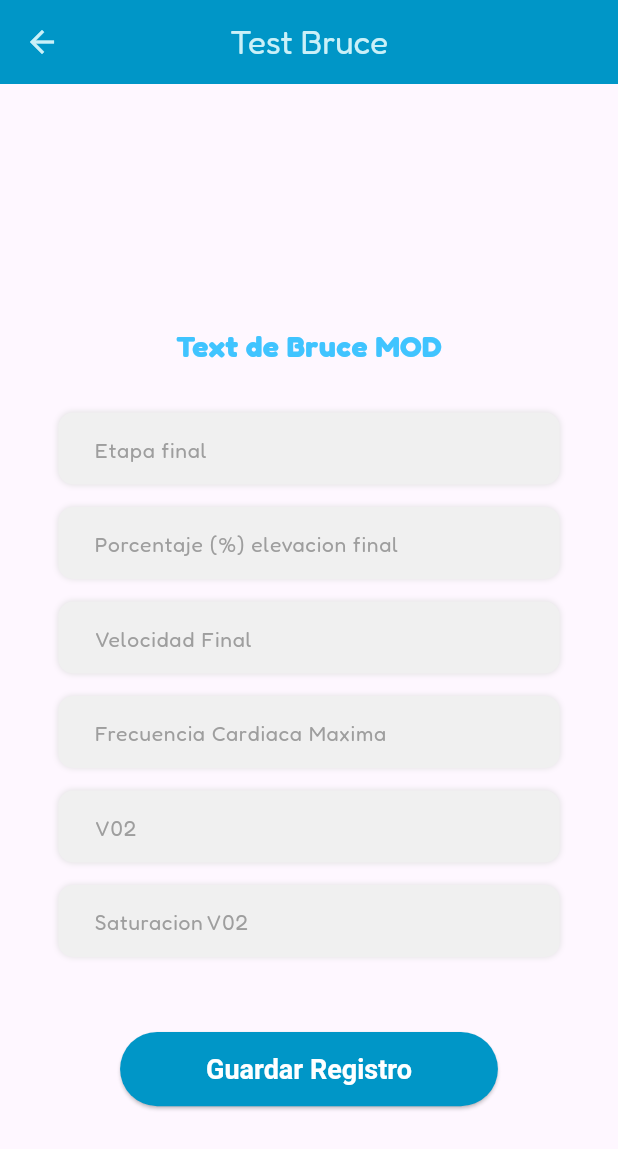
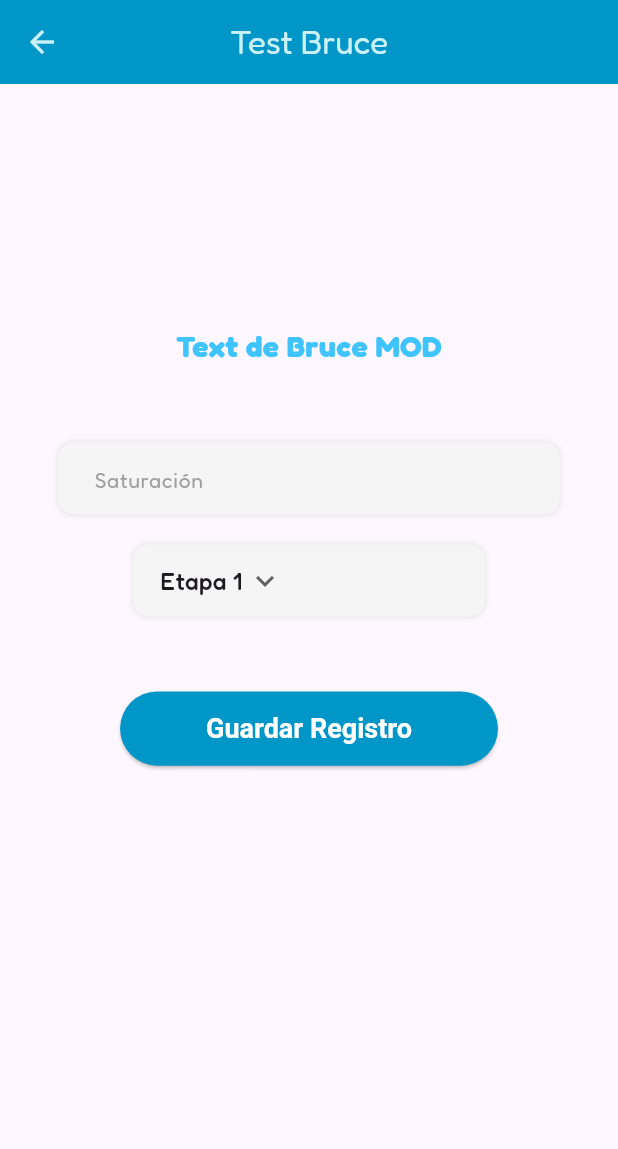
Before and after one commit to Br4y4n-Pro/VitalMoveCBI, a Flutter app: the TestBruceMod screen opened by its route, on a phone screen of 412 x 824 dp. Shown: the top 1149 px of the screen. Run offline on Flutter 3.47's test engine with Material 3 defaults, Android fonts, the phone set to English and light mode, and no system bars; our stand-ins replace date_field, dio, fl_chart, flutter_svg, google_fonts, image_picker.

Commit message:
providers test bruce

```diff
--- a/lib/main.dart
+++ b/lib/main.dart
@@ -6,6 +6,8 @@ import 'package:vitalmovecbi/pages/Evaluador/testBruceMod.dart';
 import 'package:vitalmovecbi/pages/Evaluador/testCaminata.dart';
 import 'package:vitalmovecbi/provider/registro/ProviderRegistro.dart';
 import 'package:vitalmovecbi/provider/registro/RegistroFromProvider.dart';
+import 'package:vitalmovecbi/provider/testbruce/BruceFromProvider.dart';
+import 'package:vitalmovecbi/provider/testbruce/ProviderBruce.dart';
 
 import 'Api/AllApi.dart';
 import 'provider/login/LoginFromProvider.dart';
@@ -33,6 +35,8 @@ class AppState extends StatelessWidget {
         ChangeNotifierProvider(lazy: false, create: (_) => RegistroProvider()),
         ChangeNotifierProvider(
             lazy: false, create: (_) => RegistroFromProvider()),
+        ChangeNotifierProvider(lazy: false, create: (_) => BruceProvider()),
+        ChangeNotifierProvider(lazy: false, create: (_) => BruceFromProvider()),
       ],
       child: const MyApp(),
     );
@@ -58,7 +62,7 @@ class MyApp extends StatelessWidget {
         '/registerUser': (context) => const RegistroUsuario(),
         '/homeUsuario': (context) => const HomeUser(),
         '/contact': (context) => const PerfilVistaContact(),
-        '/perfil': (context) => const PerfilVista(),
+        '/perfil': (context) => PerfilVista(),
         '/evaluadorHome': (context) => const HomeEvaluador(),
         '/estadisticas': (context) => const Estadisticas(),
         '/pageBruce': (context) => const PageBruces(),
--- a/lib/pages/Evaluador/testBruceMod.dart
+++ b/lib/pages/Evaluador/testBruceMod.dart
@@ -1,11 +1,12 @@
-// ignore_for_file: file_names
-
 import 'package:flutter/material.dart';
+import 'package:provider/provider.dart';
 import 'package:vitalmovecbi/index.dart';
-import 'package:vitalmovecbi/pages/Evaluador/testCaminata.dart';
+import 'package:vitalmovecbi/provider/testbruce/BruceFromProvider.dart';
+import 'package:vitalmovecbi/provider/testbruce/ProviderBruce.dart';
+import 'package:vitalmovecbi/widgets/loginTextField.dart';
 
 class TestBruceMod extends StatefulWidget {
-  const TestBruceMod({super.key});
+  const TestBruceMod({Key? key}) : super(key: key);
 
   @override
   State<TestBruceMod> createState() => _TestBruceMod();
@@ -13,17 +14,29 @@ class TestBruceMod extends StatefulWidget {
 
 class _TestBruceMod extends State<TestBruceMod> {
   final _formKey = GlobalKey<FormState>();
+  DateTime? selectedDate;
+  String dropdownValue = 'Etapa';
+  String? rhType;
 
-  get personas => null;
+  String dropdownValuesrh = 'Etapa 1';
 
-  // List<Persona> personas = [
-  //   Persona("Edison Cuaran", "C.C 1556458585"),
-  // ];
+  var itemsrh = [
+    'Etapa 1',
+    'Etapa 2',
+    'Etapa 3',
+    'Etapa 4',
+    'Etapa 5',
+    'Etapa 6',
+    'Etapa 7',
+    'Etapa 8',
+    'Etapa 9',
+  ];
 
   @override
   Widget build(BuildContext context) {
-    final size =
-        MediaQuery.of(context).size; // Definir 'size' aquí si es necesario
+    final fromProvider = Provider.of<BruceFromProvider>(context, listen: false);
+    final provider = Provider.of<BruceProvider>(context, listen: false);
+    final size = MediaQuery.of(context).size;
     return Scaffold(
       appBar: AppBar(
         backgroundColor: Colores.primaryColor,
@@ -57,39 +70,48 @@ class _TestBruceMod extends State<TestBruceMod> {
                       ),
                     ),
                   ),
-                  const SizedBox(height: 30),
-                  inputLogin(
-                    'Etapa final',
-                    // size.width,
-                  ),
-                  const SizedBox(height: 15),
-                  inputLogin(
-                    'Porcentaje (%) elevacion final',
-                    // size.width,
-                  ),
-                  const SizedBox(height: 15),
-                  inputLogin(
-                    'Velocidad Final',
-                    // size.width,
-                  ),
-                  const SizedBox(height: 15),
-                  inputLogin(
-                    'Frecuencia Cardiaca Maxima',
-                    // size.width,
-                  ),
-                  const SizedBox(height: 15),
-                  inputLogin(
-                    'V02',
-                    // size.width,
-                  ),
-                  const SizedBox(height: 15),
-                  inputLogin(
-                    'Saturacion V02',
-                    // size.width,
+                  const SizedBox(height: 50),
+                  InputLogin(
+                      campo: "Saturación",
+                      tamano: size.width,
+                      tipo: TextInputType.number),
+                  const SizedBox(height: 20),
+                  Container(
+                    margin: EdgeInsets.symmetric(horizontal: 50),
+                    width: size.width * .5,
+                    padding: const EdgeInsets.symmetric(horizontal: 18),
+                    decoration: BoxDecoration(
+                      color: const Color(0xffF5F5F5),
+                      boxShadow: [
+                        BoxShadow(
+                          color: Colors.grey.shade300,
+                          blurRadius: 3,
+                        )
+                      ],
+                      borderRadius: BorderRadius.circular(10),
+                    ),
+                    child: DropdownButton<String>(
+                      value: dropdownValuesrh,
+                      icon: const Icon(Icons.keyboard_arrow_down),
+                      items: itemsrh.map((String item) {
+                        return DropdownMenuItem<String>(
+                          value: item,
+                          child: Text(item),
+                        );
+                      }).toList(),
+                      onChanged: (String? newValue) {
+                        setState(() {
+                          dropdownValuesrh = newValue!;
+                          rhType = newValue;
+                          fromProvider.etapa = newValue;
+                        });
+                      },
+                      dropdownColor: Colors.white,
+                      underline: Container(),
+                    ),
                   ),
                   const SizedBox(height: 50),
                   Container(
-                    // width: size.width,
                     margin: EdgeInsets.symmetric(horizontal: size.width * 0.1),
                     child: ElevatedButton(
                       style: ElevatedButton.styleFrom(
@@ -105,31 +127,18 @@ class _TestBruceMod extends State<TestBruceMod> {
                           borderRadius: BorderRadius.circular(40),
                         ),
                       ),
-                      onPressed: () {
-                        _mostrarDialogo(context);
+                      onPressed: () async {
+                        try {
+                          provider.bruce(fromProvider, context);
+                        } catch (error) {
+                          print('Error al enviar la solicitud: $error');
+                        }
                       },
                       child: const Text('Guardar Registro'),
                     ),
                   ),
                 ],
               ),
-              // personas.map((persona) => Column(
-              //       children: [
-              //         const SizedBox(height: 20),
-              //         const Align(
-              //           alignment: Alignment.centerLeft,
-              //           child: Text(
-              //             'Usuario seleccionado',
-              //             style: TextStyle(
-              //               fontSize: 16,
-              //               fontWeight: FontWeight.bold,
-              //             ),
-              //           ),
-              //         ),
-              //         const SizedBox(height: 20),
-              //         lista(persona.nombre, persona.cedula),
-              //       ],
-              //     )),
             ],
           ),
         ),
@@ -138,30 +147,30 @@ class _TestBruceMod extends State<TestBruceMod> {
   }
 }
 
-void _mostrarDialogo(BuildContext context) {
-  showDialog(
-    context: context,
-    builder: (BuildContext context) {
-      return AlertDialog(
-        title: const Text('Guardado exitosamente'),
-        content: const Text('Resultados Test De Bruce '),
-        actions: <Widget>[
-          TextButton(
-            onPressed: () {
-              Navigator.of(context).pop(); // Cerrar el diálogo
-              Navigator.pushNamed(context, '/');
-            },
-            child: const Text('Realizar Test De Caminata '),
-          ),
-          TextButton(
-            onPressed: () {
-              Navigator.of(context).pop(); // Cerrar el diálogo
-              Navigator.pushNamed(context, '/Bruce');
-            },
-            child: const Text('Realizar Test De Bruce Nuevamente'),
-          ),
-        ],
-      );
-    },
-  );
-}
+// void _mostrarDialogo(BuildContext context) {
+//   showDialog(
+//     context: context,
+//     builder: (BuildContext context) {
+//       return AlertDialog(
+//         title: const Text('Guardado exitosamente'),
+//         content: const Text('Resultados Test De Bruce '),
+//         actions: <Widget>[
+//           TextButton(
+//             onPressed: () {
+//               Navigator.of(context).pop();
+//               Navigator.pushNamed(context, '/');
+//             },
+//             child: const Text('Realizar Test De Caminata '),
+//           ),
+//           TextButton(
+//             onPressed: () {
+//               Navigator.of(context).pop();
+//               Navigator.pushNamed(context, '/Bruce');
+//             },
+//             child: const Text('Realizar Test De Bruce Nuevamente'),
+//           ),
+//         ],
+//       );
+//     },
+//   );
+// }
--- /dev/null
+++ b/lib/provider/testbruce/BruceFromProvider.dart
@@ -0,0 +1,19 @@
+import 'package:flutter/cupertino.dart';
+
+class BruceFromProvider extends ChangeNotifier {
+  GlobalKey<FormState> fromkey =  GlobalKey<FormState>();
+
+  String etapa = '';
+  String saturacion = '';
+
+  validateFrom() {
+    if (fromkey.currentState!.validate()) {
+      print('from valid ... Bruce');
+
+      return true;
+    } else {
+      print('from not valid');
+      return false;
+    }
+  }
+}
```
Also changed, not shown: lib/Modelos/TestBruceModelo.dart (added, +50 -0 lines), lib/provider/testbruce/ProviderBruce.dart (added, +26 -0 lines).
